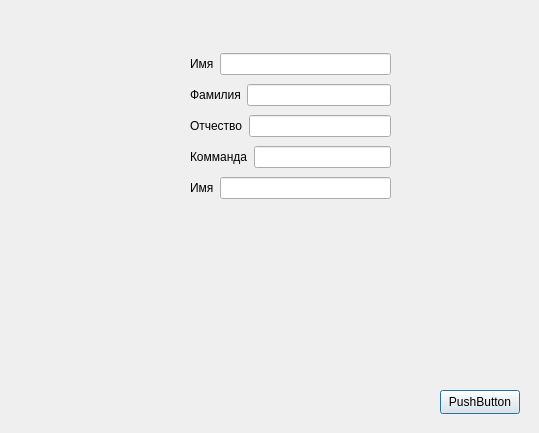
Qt form creationmenu.ui (Xez99/SumPract) before a commit.
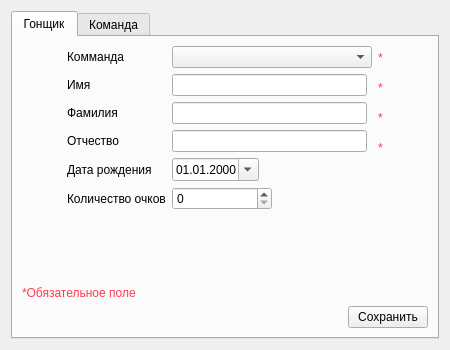
The same form after that commit.

```diff
--- a/creationmenu.ui
+++ b/creationmenu.ui
@@ -6,108 +6,467 @@
    <rect>
     <x>0</x>
     <y>0</y>
-    <width>539</width>
-    <height>433</height>
+    <width>450</width>
+    <height>350</height>
    </rect>
   </property>
+  <property name="sizePolicy">
+   <sizepolicy hsizetype="Fixed" vsizetype="Fixed">
+    <horstretch>0</horstretch>
+    <verstretch>0</verstretch>
+   </sizepolicy>
+  </property>
+  <property name="minimumSize">
+   <size>
+    <width>450</width>
+    <height>350</height>
+   </size>
+  </property>
+  <property name="maximumSize">
+   <size>
+    <width>450</width>
+    <height>350</height>
+   </size>
+  </property>
   <property name="windowTitle">
    <string>Dialog</string>
   </property>
-  <widget class="QPushButton" name="pushButton">
-   <property name="geometry">
-    <rect>
-     <x>440</x>
-     <y>390</y>
-     <width>80</width>
-     <height>24</height>
-    </rect>
-   </property>
-   <property name="text">
-    <string>PushButton</string>
-   </property>
-  </widget>
-  <widget class="QWidget" name="">
-   <property name="geometry">
-    <rect>
-     <x>190</x>
-     <y>50</y>
-     <width>201</width>
-     <height>156</height>
-    </rect>
-   </property>
-   <layout class="QVBoxLayout" name="verticalLayout">
-    <item>
-     <layout class="QHBoxLayout" name="horizontalLayout">
-      <item>
-       <widget class="QLabel" name="label">
-        <property name="text">
-         <string>Имя</string>
-        </property>
-       </widget>
-      </item>
-      <item>
-       <widget class="QLineEdit" name="lineEdit"/>
-      </item>
-     </layout>
-    </item>
-    <item>
-     <layout class="QHBoxLayout" name="horizontalLayout_2">
-      <item>
-       <widget class="QLabel" name="label_2">
-        <property name="text">
-         <string>Фамилия</string>
-        </property>
-       </widget>
-      </item>
-      <item>
-       <widget class="QLineEdit" name="lineEdit_2"/>
-      </item>
-     </layout>
-    </item>
-    <item>
-     <layout class="QHBoxLayout" name="horizontalLayout_3">
-      <item>
-       <widget class="QLabel" name="label_3">
-        <property name="text">
-         <string>Отчество</string>
-        </property>
-       </widget>
-      </item>
-      <item>
-       <widget class="QLineEdit" name="lineEdit_3"/>
-      </item>
-     </layout>
-    </item>
-    <item>
-     <layout class="QHBoxLayout" name="horizontalLayout_4">
-      <item>
-       <widget class="QLabel" name="label_4">
-        <property name="text">
-         <string>Комманда</string>
-        </property>
-       </widget>
-      </item>
-      <item>
-       <widget class="QLineEdit" name="lineEdit_4"/>
-      </item>
-     </layout>
-    </item>
-    <item>
-     <layout class="QHBoxLayout" name="horizontalLayout_5">
-      <item>
-       <widget class="QLabel" name="label_5">
-        <property name="text">
-         <string>Имя</string>
-        </property>
-       </widget>
-      </item>
-      <item>
-       <widget class="QLineEdit" name="lineEdit_5"/>
-      </item>
-     </layout>
-    </item>
-   </layout>
-  </widget>
+  <property name="sizeGripEnabled">
+   <bool>false</bool>
+  </property>
+  <layout class="QVBoxLayout" name="verticalLayout_3">
+   <item>
+    <widget class="QTabWidget" name="tabWidget">
+     <property name="currentIndex">
+      <number>0</number>
+     </property>
+     <widget class="QWidget" name="tab">
+      <attribute name="title">
+       <string>Гонщик</string>
+      </attribute>
+      <layout class="QVBoxLayout" name="verticalLayout">
+       <item>
+        <layout class="QHBoxLayout" name="horizontalLayout_3">
+         <item>
+          <spacer name="horizontalSpacer_3">
+           <property name="orientation">
+            <enum>Qt::Horizontal</enum>
+           </property>
+           <property name="sizeHint" stdset="0">
+            <size>
+             <width>40</width>
+             <height>20</height>
+            </size>
+           </property>
+          </spacer>
+         </item>
+         <item>
+          <layout class="QFormLayout" name="formLayout">
+           <item row="0" column="0">
+            <widget class="QLabel" name="label_4">
+             <property name="text">
+              <string>Комманда</string>
+             </property>
+            </widget>
+           </item>
+           <item row="0" column="1">
+            <widget class="QComboBox" name="comboBox">
+             <property name="sizePolicy">
+              <sizepolicy hsizetype="Fixed" vsizetype="Fixed">
+               <horstretch>0</horstretch>
+               <verstretch>0</verstretch>
+              </sizepolicy>
+             </property>
+             <property name="minimumSize">
+              <size>
+               <width>200</width>
+               <height>0</height>
+              </size>
+             </property>
+             <property name="focusPolicy">
+              <enum>Qt::StrongFocus</enum>
+             </property>
+            </widget>
+           </item>
+           <item row="1" column="0">
+            <widget class="QLabel" name="label">
+             <property name="text">
+              <string>Имя</string>
+             </property>
+            </widget>
+           </item>
+           <item row="1" column="1">
+            <widget class="QLineEdit" name="lineEdit_name">
+             <property name="sizePolicy">
+              <sizepolicy hsizetype="Fixed" vsizetype="Fixed">
+               <horstretch>0</horstretch>
+               <verstretch>0</verstretch>
+              </sizepolicy>
+             </property>
+             <property name="minimumSize">
+              <size>
+               <width>195</width>
+               <height>0</height>
+              </size>
+             </property>
+            </widget>
+           </item>
+           <item row="2" column="0">
+            <widget class="QLabel" name="label_2">
+             <property name="text">
+              <string>Фамилия</string>
+             </property>
+            </widget>
+           </item>
+           <item row="2" column="1">
+            <widget class="QLineEdit" name="lineEdit_sName">
+             <property name="sizePolicy">
+              <sizepolicy hsizetype="Fixed" vsizetype="Fixed">
+               <horstretch>0</horstretch>
+               <verstretch>0</verstretch>
+              </sizepolicy>
+             </property>
+             <property name="minimumSize">
+              <size>
+               <width>195</width>
+               <height>0</height>
+              </size>
+             </property>
+            </widget>
+           </item>
+           <item row="3" column="0">
+            <widget class="QLabel" name="label_3">
+             <property name="text">
+              <string>Отчество</string>
+             </property>
+            </widget>
+           </item>
+           <item row="3" column="1">
+            <widget class="QLineEdit" name="lineEdit_fName">
+             <property name="sizePolicy">
+              <sizepolicy hsizetype="Fixed" vsizetype="Fixed">
+               <horstretch>0</horstretch>
+               <verstretch>0</verstretch>
+              </sizepolicy>
+             </property>
+             <property name="minimumSize">
+              <size>
+               <width>195</width>
+               <height>0</height>
+              </size>
+             </property>
+            </widget>
+           </item>
+           <item row="4" column="0">
+            <widget class="QLabel" name="label_6">
+             <property name="text">
+              <string>Дата рождения</string>
+             </property>
+            </widget>
+           </item>
+           <item row="4" column="1">
+            <widget class="QDateEdit" name="dateEdit">
+             <property name="sizePolicy">
+              <sizepolicy hsizetype="Fixed" vsizetype="Fixed">
+               <horstretch>0</horstretch>
+               <verstretch>0</verstretch>
+              </sizepolicy>
+             </property>
+             <property name="displayFormat">
+              <string>dd.MM.yyyy</string>
+             </property>
+             <property name="calendarPopup">
+              <bool>true</bool>
+             </property>
+            </widget>
+           </item>
+           <item row="5" column="0">
+            <widget class="QLabel" name="label_5">
+             <property name="text">
+              <string>Количество очков</string>
+             </property>
+            </widget>
+           </item>
+           <item row="5" column="1">
+            <widget class="QSpinBox" name="spinBox_Points">
+             <property name="sizePolicy">
+              <sizepolicy hsizetype="Fixed" vsizetype="Fixed">
+               <horstretch>0</horstretch>
+               <verstretch>0</verstretch>
+              </sizepolicy>
+             </property>
+             <property name="minimumSize">
+              <size>
+               <width>100</width>
+               <height>0</height>
+              </size>
+             </property>
+             <property name="maximum">
+              <number>99999999</number>
+             </property>
+            </widget>
+           </item>
+          </layout>
+         </item>
+         <item>
+          <layout class="QFormLayout" name="formLayout_5">
+           <property name="verticalSpacing">
+            <number>6</number>
+           </property>
+           <item row="0" column="0">
+            <widget class="QLabel" name="label_noTeam">
+             <property name="sizePolicy">
+              <sizepolicy hsizetype="Preferred" vsizetype="Fixed">
+               <horstretch>0</horstretch>
+               <verstretch>0</verstretch>
+              </sizepolicy>
+             </property>
+             <property name="minimumSize">
+              <size>
+               <width>0</width>
+               <height>24</height>
+              </size>
+             </property>
+             <property name="text">
+              <string>&lt;html&gt;&lt;head/&gt;&lt;body&gt;&lt;p&gt;&lt;span style=&quot; color:#ff3c4d;&quot;&gt;*&lt;/span&gt;&lt;/p&gt;&lt;/body&gt;&lt;/html&gt;</string>
+             </property>
+            </widget>
+           </item>
+           <item row="1" column="0">
+            <widget class="QLabel" name="label_noName">
+             <property name="minimumSize">
+              <size>
+               <width>0</width>
+               <height>24</height>
+              </size>
+             </property>
+             <property name="text">
+              <string>&lt;html&gt;&lt;head/&gt;&lt;body&gt;&lt;p&gt;&lt;span style=&quot; color:#ff3c4d;&quot;&gt;*&lt;/span&gt;&lt;/p&gt;&lt;/body&gt;&lt;/html&gt;</string>
+             </property>
+            </widget>
+           </item>
+           <item row="2" column="0">
+            <widget class="QLabel" name="label_noSName">
+             <property name="minimumSize">
+              <size>
+               <width>0</width>
+               <height>24</height>
+              </size>
+             </property>
+             <property name="text">
+              <string>&lt;html&gt;&lt;head/&gt;&lt;body&gt;&lt;p&gt;&lt;span style=&quot; color:#ff3c4d;&quot;&gt;*&lt;/span&gt;&lt;/p&gt;&lt;/body&gt;&lt;/html&gt;</string>
+             </property>
+            </widget>
+           </item>
+           <item row="3" column="0">
+            <widget class="QLabel" name="label_noFName">
+             <property name="minimumSize">
+              <size>
+               <width>0</width>
+               <height>24</height>
+              </size>
+             </property>
+             <property name="text">
+              <string>&lt;html&gt;&lt;head/&gt;&lt;body&gt;&lt;p&gt;&lt;span style=&quot; color:#ff3c4d;&quot;&gt;*&lt;/span&gt;&lt;/p&gt;&lt;/body&gt;&lt;/html&gt;</string>
+             </property>
+            </widget>
+           </item>
+          </layout>
+         </item>
+         <item>
+          <spacer name="horizontalSpacer_2">
+           <property name="orientation">
+            <enum>Qt::Horizontal</enum>
+           </property>
+           <property name="sizeHint" stdset="0">
+            <size>
+             <width>40</width>
+             <height>20</height>
+            </size>
+           </property>
+          </spacer>
+         </item>
+        </layout>
+       </item>
+       <item>
+        <spacer name="verticalSpacer">
+         <property name="orientation">
+          <enum>Qt::Vertical</enum>
+         </property>
+         <property name="sizeHint" stdset="0">
+          <size>
+           <width>20</width>
+           <height>40</height>
+          </size>
+         </property>
+        </spacer>
+       </item>
+       <item>
+        <widget class="QLabel" name="label_rReqField">
+         <property name="text">
+          <string>&lt;html&gt;&lt;head/&gt;&lt;body&gt;&lt;p&gt;&lt;span style=&quot; color:#ff3c4d;&quot;&gt;*Обязательное поле&lt;/span&gt;&lt;/p&gt;&lt;/body&gt;&lt;/html&gt;</string>
+         </property>
+        </widget>
+       </item>
+       <item>
+        <layout class="QHBoxLayout" name="horizontalLayout_2">
+         <property name="sizeConstraint">
+          <enum>QLayout::SetFixedSize</enum>
+         </property>
+         <item>
+          <spacer name="horizontalSpacer">
+           <property name="orientation">
+            <enum>Qt::Horizontal</enum>
+           </property>
+           <property name="sizeHint" stdset="0">
+            <size>
+             <width>40</width>
+             <height>20</height>
+            </size>
+           </property>
+          </spacer>
+         </item>
+         <item>
+          <widget class="QPushButton" name="saveRbutton">
+           <property name="focusPolicy">
+            <enum>Qt::NoFocus</enum>
+           </property>
+           <property name="text">
+            <string>Сохранить</string>
+           </property>
+          </widget>
+         </item>
+        </layout>
+       </item>
+      </layout>
+     </widget>
+     <widget class="QWidget" name="tab_2">
+      <attribute name="title">
+       <string>Команда</string>
+      </attribute>
+      <layout class="QVBoxLayout" name="verticalLayout_2">
+       <item>
+        <layout class="QHBoxLayout" name="horizontalLayout_5">
+         <item>
+          <spacer name="horizontalSpacer_5">
+           <property name="orientation">
+            <enum>Qt::Horizontal</enum>
+           </property>
+           <property name="sizeHint" stdset="0">
+            <size>
+             <width>40</width>
+             <height>20</height>
+            </size>
+           </property>
+          </spacer>
+         </item>
+         <item>
+          <layout class="QFormLayout" name="formLayout_2">
+           <item row="0" column="0">
+            <widget class="QLabel" name="label_7">
+             <property name="text">
+              <string>Название команды</string>
+             </property>
+            </widget>
+           </item>
+           <item row="0" column="1">
+            <widget class="QLineEdit" name="lineEdit_tName">
+             <property name="sizePolicy">
+              <sizepolicy hsizetype="Fixed" vsizetype="Fixed">
+               <horstretch>0</horstretch>
+               <verstretch>0</verstretch>
+              </sizepolicy>
+             </property>
+             <property name="minimumSize">
+              <size>
+               <width>195</width>
+               <height>0</height>
+              </size>
+             </property>
+            </widget>
+           </item>
+          </layout>
+         </item>
+         <item>
+          <widget class="QLabel" name="label_noTeamName">
+           <property name="enabled">
+            <bool>true</bool>
+           </property>
+           <property name="text">
+            <string>&lt;html&gt;&lt;head/&gt;&lt;body&gt;&lt;p&gt;&lt;span style=&quot; color:#ff3c4d;&quot;&gt;*&lt;/span&gt;&lt;/p&gt;&lt;/body&gt;&lt;/html&gt;</string>
+           </property>
+          </widget>
+         </item>
+         <item>
+          <spacer name="horizontalSpacer_6">
+           <property name="orientation">
+            <enum>Qt::Horizontal</enum>
+           </property>
+           <property name="sizeHint" stdset="0">
+            <size>
+             <width>40</width>
+             <height>20</height>
+            </size>
+           </property>
+          </spacer>
+         </item>
+        </layout>
+       </item>
+       <item>
+        <spacer name="verticalSpacer_2">
+         <property name="orientation">
+          <enum>Qt::Vertical</enum>
+         </property>
+         <property name="sizeHint" stdset="0">
+          <size>
+           <width>20</width>
+           <height>185</height>
+          </size>
+         </property>
+        </spacer>
+       </item>
+       <item>
+        <widget class="QLabel" name="label_tReqField">
+         <property name="enabled">
+          <bool>true</bool>
+         </property>
+         <property name="text">
+          <string>&lt;html&gt;&lt;head/&gt;&lt;body&gt;&lt;p&gt;&lt;span style=&quot; color:#ff3c4d;&quot;&gt;*Обязательное поле&lt;/span&gt;&lt;/p&gt;&lt;/body&gt;&lt;/html&gt;</string>
+         </property>
+        </widget>
+       </item>
+       <item>
+        <layout class="QHBoxLayout" name="horizontalLayout_4">
+         <item>
+          <spacer name="horizontalSpacer_4">
+           <property name="orientation">
+            <enum>Qt::Horizontal</enum>
+           </property>
+           <property name="sizeHint" stdset="0">
+            <size>
+             <width>40</width>
+             <height>20</height>
+            </size>
+           </property>
+          </spacer>
+         </item>
+         <item>
+          <widget class="QPushButton" name="saveTbutton">
+           <property name="focusPolicy">
+            <enum>Qt::NoFocus</enum>
+           </property>
+           <property name="text">
+            <string>Сохранить</string>
+           </property>
+          </widget>
+         </item>
+        </layout>
+       </item>
+      </layout>
+     </widget>
+    </widget>
+   </item>
+  </layout>
  </widget>
  <resources/>
  <connections/>
```
Left out of the diff: 2 changed lines with no effect on the pictures.
